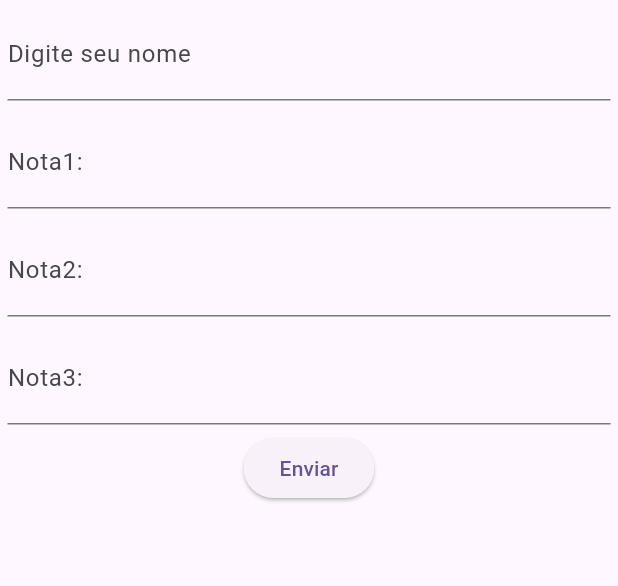
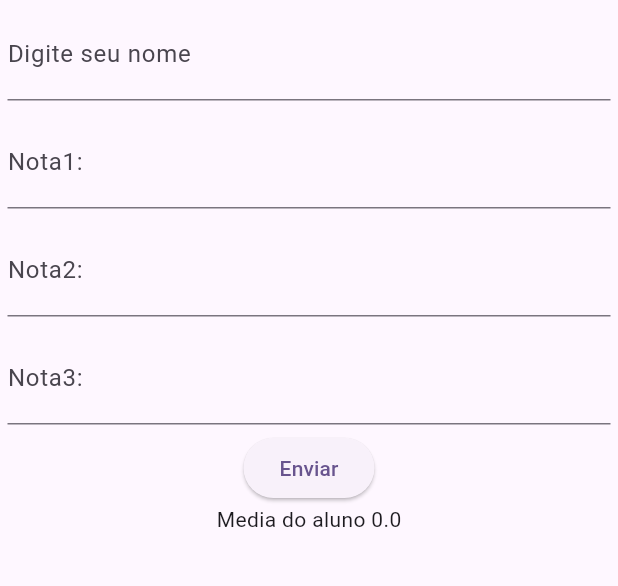
Before and after one commit to Henrique-Pessoa/atv1Mobile, a Flutter app: the screen it shows after launch, after a tap on "Enviar", on a phone screen of 412 x 824 dp, the part 84-670 px from its top. Run offline on Flutter 3.47's test engine with Material 2 defaults, Android fonts, the phone set to English and light mode, and no system bars.

Commit message:
Update main.dart

```diff
--- a/atv1/lib/main.dart
+++ b/atv1/lib/main.dart
@@ -34,6 +34,13 @@ class _MyHomePageState extends State<MyHomePage> {
   final TextEditingController _nota1 = TextEditingController();
   final TextEditingController _nota2 = TextEditingController();
   final TextEditingController _nota3 = TextEditingController();
+  var _median = 0.0;
+  var _pass = "";
+  Color textColor = Colors.red;
+
+
+
+
   @override
   Widget build(BuildContext context) {
     return Scaffold(
@@ -86,14 +93,19 @@ class _MyHomePageState extends State<MyHomePage> {
             ElevatedButton(
                 onPressed: () {
                   setState(() {
-                    print(_name.text);
-                    print(_age.text);
-                    print(_adress.text);
-                    print(_email.text);
-                    print(_phone.text);
+                    _median = (int.parse(_nota1.text) + int.parse(_nota2.text) + int.parse(_nota3.text)) /3;
+                    if(_median < 7){
+                        _pass = "Reprovado";
+                        textColor = Colors.red;
+                    }else{
+                      _pass = "Aprovado";
+                      textColor = Colors.green;
+                    }
                   });
                 },
                 child: const Text("Enviar")),
+            Text("Media do aluno $_median"),
+            Text(_pass,style: TextStyle(color:textColor,))
           ],
         ),
       ),
```
